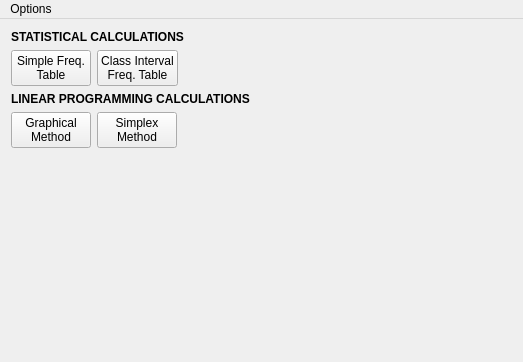
Before: the Qt Designer form ui/shelper.ui in h-nick/SHelper, drawn with Qt 5.
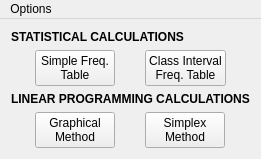
After: the same form once the commit is applied.

Diff of the .ui file:
```diff
--- a/ui/shelper.ui
+++ b/ui/shelper.ui
@@ -6,8 +6,8 @@
    <rect>
     <x>0</x>
     <y>0</y>
-    <width>523</width>
-    <height>362</height>
+    <width>235</width>
+    <height>155</height>
    </rect>
   </property>
   <property name="windowTitle">
@@ -15,6 +15,13 @@
   </property>
   <widget class="QWidget" name="centralWidget">
    <layout class="QGridLayout" name="gridLayout">
+    <item row="5" column="0">
+     <widget class="QLabel" name="label_2">
+      <property name="text">
+       <string>&lt;html&gt;&lt;head/&gt;&lt;body&gt;&lt;p&gt;&lt;span style=&quot; font-weight:600;&quot;&gt;LINEAR PROGRAMMING CALCULATIONS&lt;/span&gt;&lt;/p&gt;&lt;/body&gt;&lt;/html&gt;</string>
+      </property>
+     </widget>
+    </item>
     <item row="6" column="0">
      <layout class="QHBoxLayout" name="horizontalLayout">
       <property name="sizeConstraint">
@@ -51,19 +58,6 @@
         </property>
        </widget>
       </item>
-      <item>
-       <spacer name="horizontalSpacer_3">
-        <property name="orientation">
-         <enum>Qt::Horizontal</enum>
-        </property>
-        <property name="sizeHint" stdset="0">
-         <size>
-          <width>40</width>
-          <height>20</height>
-         </size>
-        </property>
-       </spacer>
-      </item>
      </layout>
     </item>
     <item row="2" column="0">
@@ -105,19 +99,6 @@
         </property>
        </widget>
       </item>
-      <item>
-       <spacer name="horizontalSpacer_4">
-        <property name="orientation">
-         <enum>Qt::Horizontal</enum>
-        </property>
-        <property name="sizeHint" stdset="0">
-         <size>
-          <width>40</width>
-          <height>20</height>
-         </size>
-        </property>
-       </spacer>
-      </item>
      </layout>
     </item>
     <item row="1" column="0">
@@ -127,26 +108,6 @@
       </property>
      </widget>
     </item>
-    <item row="5" column="0">
-     <widget class="QLabel" name="label_2">
-      <property name="text">
-       <string>&lt;html&gt;&lt;head/&gt;&lt;body&gt;&lt;p&gt;&lt;span style=&quot; font-weight:600;&quot;&gt;LINEAR PROGRAMMING CALCULATIONS&lt;/span&gt;&lt;/p&gt;&lt;/body&gt;&lt;/html&gt;</string>
-      </property>
-     </widget>
-    </item>
-    <item row="8" column="0">
-     <spacer name="verticalSpacer">
-      <property name="orientation">
-       <enum>Qt::Vertical</enum>
-      </property>
-      <property name="sizeHint" stdset="0">
-       <size>
-        <width>20</width>
-        <height>40</height>
-       </size>
-      </property>
-     </spacer>
-    </item>
    </layout>
   </widget>
   <widget class="QMenuBar" name="menuBar">
@@ -154,8 +115,8 @@
     <rect>
      <x>0</x>
      <y>0</y>
-     <width>523</width>
-     <height>20</height>
+     <width>235</width>
+     <height>21</height>
     </rect>
    </property>
    <widget class="QMenu" name="menuOptions">
```
